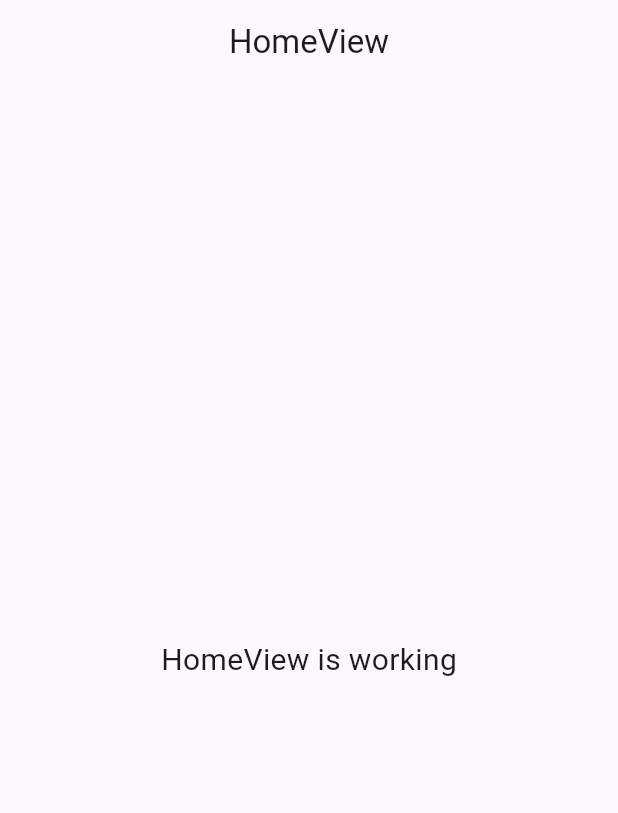
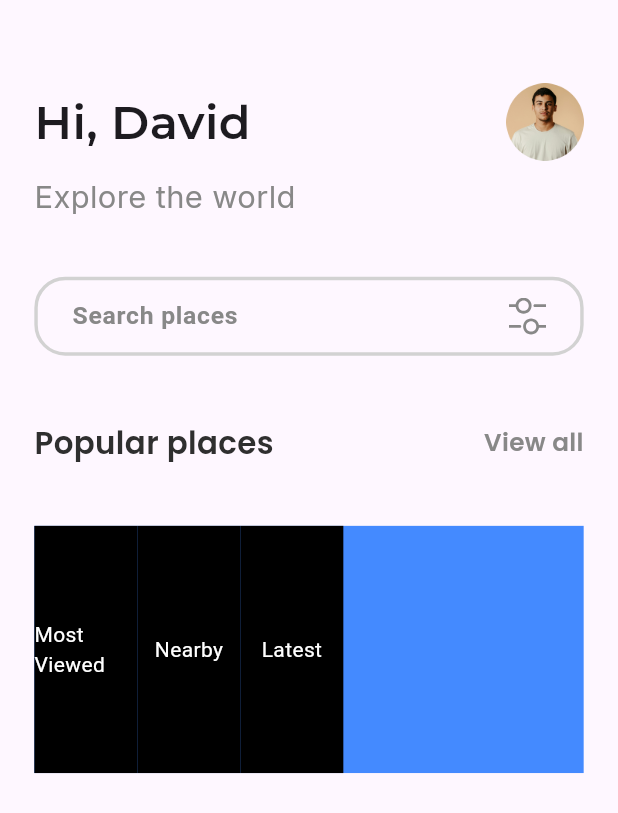
Before and after one commit to CodeCrypt05/Travel-App, a Flutter app: the screen it shows after launch, on a phone screen of 412 x 824 dp. Shown: the top 813 px of the screen. Run offline on Flutter 3.47's test engine with Material 3 defaults, Android fonts, the phone set to English and light mode, and no system bars; our stand-ins replace flutter_screenutil, flutter_svg, get, google_fonts.

Commit message:
folder structure created

```diff
--- a/lib/app/modules/home/views/home_view.dart
+++ b/lib/app/modules/home/views/home_view.dart
@@ -1,22 +1,85 @@
 import 'package:flutter/material.dart';
+import 'package:flutter_screenutil/flutter_screenutil.dart';
 
 import 'package:get/get.dart';
-
-import '../controllers/home_controller.dart';
+import 'package:google_fonts/google_fonts.dart';
+import 'package:travel_app/app/modules/home/controllers/home_controller.dart';
+import 'package:travel_app/app/utils/constants/image_strings.dart';
+import 'package:travel_app/app/widgets/custom_searchbar.dart';
+import 'package:travel_app/app/widgets/custom_tabs.dart';
 
 class HomeView extends GetView<HomeController> {
   const HomeView({Key? key}) : super(key: key);
   @override
   Widget build(BuildContext context) {
     return Scaffold(
-      appBar: AppBar(
-        title: const Text('HomeView'),
-        centerTitle: true,
-      ),
-      body: const Center(
-        child: Text(
-          'HomeView is working',
-          style: TextStyle(fontSize: 20),
+      body: Padding(
+        padding: EdgeInsets.symmetric(horizontal: 20.w),
+        child: Column(
+          mainAxisAlignment: MainAxisAlignment.start,
+          crossAxisAlignment: CrossAxisAlignment.start,
+          children: [
+            SizedBox(height: 54.h),
+            Row(
+              children: [
+                Expanded(
+                  child: Text(
+                    'Hi, David',
+                    style: GoogleFonts.montserrat(
+                      fontSize: 30.sp,
+                      fontWeight: FontWeight.w600,
+                    ),
+                  ),
+                ),
+                Image.asset(
+                  TImages.profilePic,
+                  fit: BoxFit.cover,
+                  height: 50.h,
+                  width: 50.h,
+                )
+              ],
+            ),
+            SizedBox(height: 9.h),
+            Text(
+              'Explore the world',
+              style: GoogleFonts.inter(
+                fontSize: 20.sp,
+                fontWeight: FontWeight.w400,
+                color: Color(0xff888888),
+              ),
+            ),
+            SizedBox(height: 38.h),
+            const CustomSearchbar(),
+            SizedBox(height: 42.h),
+            Row(
+              mainAxisAlignment: MainAxisAlignment.spaceBetween,
+              children: [
+                Text(
+                  "Popular places",
+                  style: GoogleFonts.poppins(
+                    fontSize: 20.sp,
+                    fontWeight: FontWeight.w600,
+                    color: Color(0xff2F2F2F),
+                  ),
+                ),
+                Text(
+                  "View all",
+                  style: GoogleFonts.poppins(
+                    fontSize: 16.sp,
+                    fontWeight: FontWeight.w600,
+                    color: Color(0xff888888),
+                  ),
+                ),
+              ],
+            ),
+            SizedBox(height: 40.h),
+            Container(
+              color: Colors.blueAccent,
+              width: double.infinity,
+              height: 160.h,
+              child: CustomTabsBar(),
+            ),
+          ],
         ),
       ),
     );
--- /dev/null
+++ b/lib/app/utils/constants/colors.dart
@@ -0,0 +1,8 @@
+import 'package:flutter/material.dart';
+
+class TColors {
+  TColors._();
+
+  // ----------------------------------------------------------------
+  static const Color greyBorder = Color(0xffD2D2D2);
+}
--- /dev/null
+++ b/lib/app/utils/constants/image_strings.dart
@@ -0,0 +1,5 @@
+class TImages {
+  static const String settingIC = "assets/icons/icon_setting.svg";
+
+  static const String profilePic = "assets/images/profile_pic.png";
+}
--- /dev/null
+++ b/lib/app/widgets/custom_searchbar.dart
@@ -0,0 +1,48 @@
+import 'package:flutter/material.dart';
+import 'package:flutter_screenutil/flutter_screenutil.dart';
+import 'package:flutter_svg/flutter_svg.dart';
+import 'package:google_fonts/google_fonts.dart';
+import 'package:travel_app/app/utils/constants/colors.dart';
+import 'package:travel_app/app/utils/constants/image_strings.dart';
+
+class CustomSearchbar extends StatelessWidget {
+  const CustomSearchbar({super.key});
+
+  @override
+  Widget build(BuildContext context) {
+    return Container(
+      decoration: BoxDecoration(
+          borderRadius: BorderRadius.circular(20.r),
+          border: Border.all(
+            color: TColors.greyBorder,
+            width: 2.w,
+          )),
+      child: Padding(
+        padding: EdgeInsets.symmetric(horizontal: 20.w),
+        child: Row(
+          children: [
+            Expanded(
+              child: TextFormField(
+                decoration: InputDecoration(
+                  hintText: 'Search places',
+                  hintStyle: GoogleFonts.roboto(
+                    fontSize: 16.sp,
+                    fontWeight: FontWeight.w600,
+                    color: const Color(0xff888888),
+                  ),
+                  border: InputBorder.none,
+                ),
+              ),
+            ),
+            SvgPicture.asset(
+              TImages.settingIC,
+              fit: BoxFit.cover,
+              height: 24.h,
+              width: 24.h,
+            ),
+          ],
+        ),
+      ),
+    );
+  }
+}
--- /dev/null
+++ b/lib/app/widgets/custom_tabs.dart
@@ -0,0 +1,30 @@
+import 'package:flutter/material.dart';
+import 'package:flutter_screenutil/flutter_screenutil.dart';
+
+class CustomTabsBar extends StatelessWidget {
+  CustomTabsBar({super.key});
+
+  final List items = ["Most Viewed", "Nearby", "Latest"];
+
+  @override
+  Widget build(BuildContext context) {
+    return ListView.builder(
+        itemCount: items.length,
+        shrinkWrap: true,
+        scrollDirection: Axis.horizontal,
+        itemBuilder: (context, index) {
+          return Container(
+            height: 40.h,
+            width: 60.w,
+            color: Colors.black,
+            alignment: Alignment.center,
+            child: Text(
+              items[index],
+              style: TextStyle(
+                color: Colors.white,
+              ),
+            ),
+          );
+        });
+  }
+}
--- a/lib/main.dart
+++ b/lib/main.dart
@@ -1,4 +1,5 @@
 import 'package:flutter/material.dart';
+import 'package:flutter_screenutil/flutter_screenutil.dart';
 
 import 'package:get/get.dart';
 
@@ -6,10 +7,17 @@ import 'app/routes/app_pages.dart';
 
 void main() {
   runApp(
-    GetMaterialApp(
-      title: "Application",
-      initialRoute: AppPages.INITIAL,
-      getPages: AppPages.routes,
+    ScreenUtilInit(
+      designSize: const Size(360, 800),
+      minTextAdapt: true,
+      splitScreenMode: true,
+      ensureScreenSize: true,
+      useInheritedMediaQuery: true,
+      builder: (context, child) => GetMaterialApp(
+        title: "Application",
+        initialRoute: AppPages.INITIAL,
+        getPages: AppPages.routes,
+      ),
     ),
   );
 }
```
Also changed, not shown: pubspec.yaml (+8 -1 lines), assets/icons/icon_clock.svg (added), assets/icons/icon_favourite.svg (added), assets/icons/icon_heart.svg (added), assets/icons/icon_home.svg (added), assets/icons/icon_location_pin.svg (added), assets/icons/icon_setting.svg (added), assets/icons/icon_star.svg (added), assets/icons/icon_user.svg (added), assets/images/profile_pic.png (added), pubspec.lock, 2 other files.
